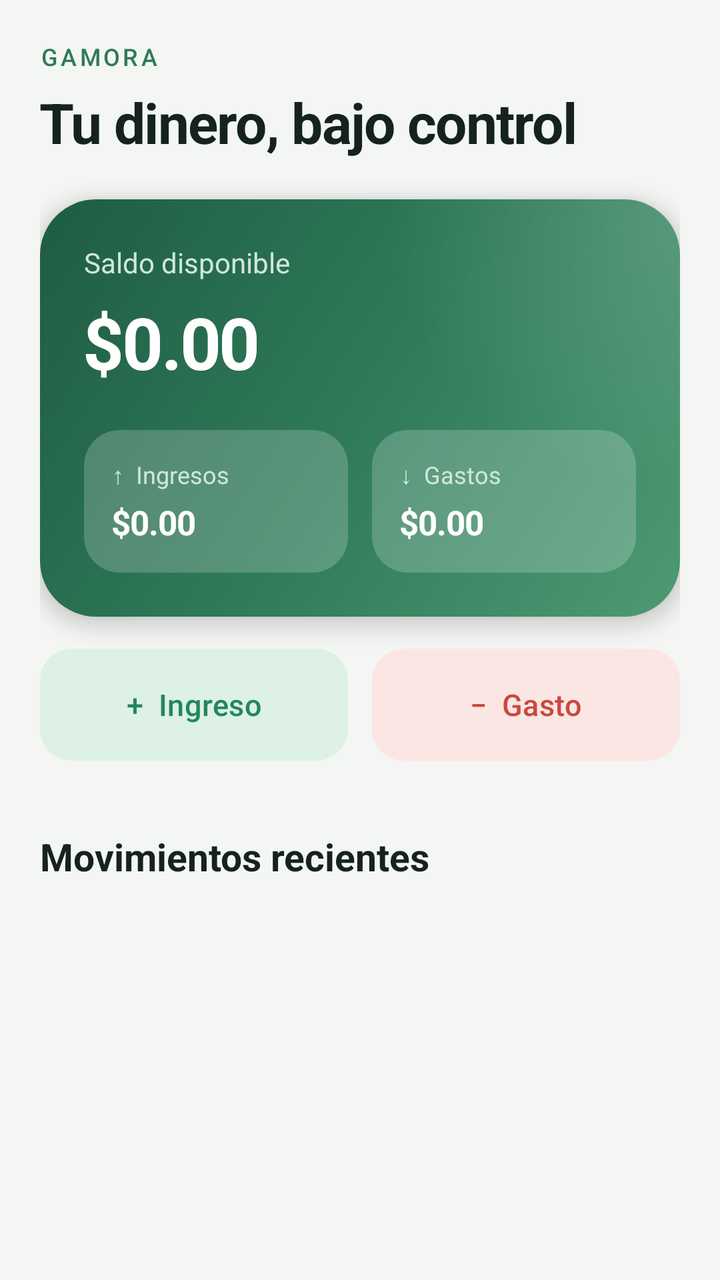
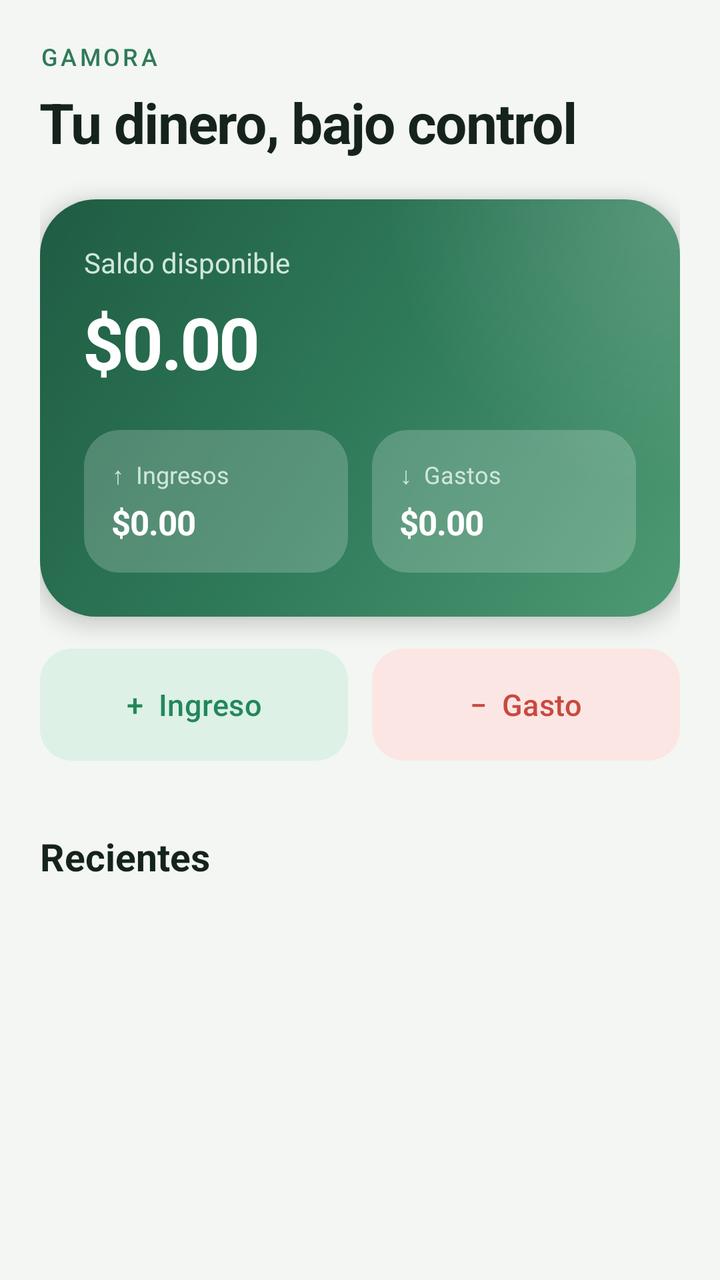

The first picture is an Android layout as it rendered before a commit; the second is the same layout after the commit. The layout source and the unified diff follow.
<!-- AndroidManifest.xml: application theme Theme.Gamora -->
<!-- res/layout/fragment_dashboard.xml -->
<?xml version="1.0" encoding="utf-8"?>
<ScrollView xmlns:android="http://schemas.android.com/apk/res/android"
    xmlns:app="http://schemas.android.com/apk/res-auto"
    android:layout_width="match_parent"
    android:layout_height="match_parent"
    android:background="@color/gamora_background"
    android:clipToPadding="false"
    android:fillViewport="true">

    <LinearLayout
        android:layout_width="match_parent"
        android:layout_height="wrap_content"
        android:orientation="vertical"
        android:paddingStart="20dp"
        android:paddingTop="20dp"
        android:paddingEnd="20dp"
        android:paddingBottom="96dp">

        
        <TextView
            android:layout_width="wrap_content"
            android:layout_height="wrap_content"
            android:text="Gamora"
            android:textAppearance="@style/TextAppearance.Gamora.Overline" />

        <TextView
            android:layout_width="match_parent"
            android:layout_height="wrap_content"
            android:layout_marginTop="6dp"
            android:text="Tu dinero, bajo control"
            android:textAppearance="@style/TextAppearance.Gamora.Headline" />

        
        <LinearLayout
            style="@style/Gamora.Hero"
            android:layout_width="match_parent"
            android:layout_height="wrap_content"
            android:layout_marginTop="20dp"
            android:orientation="vertical">

            <TextView
                android:layout_width="wrap_content"
                android:layout_height="wrap_content"
                android:text="Saldo disponible"
                android:textColor="@color/gamora_on_hero_secondary"
                android:textSize="14sp" />

            <TextView
                android:id="@+id/tvBalance"
                android:layout_width="match_parent"
                android:layout_height="wrap_content"
                android:layout_marginTop="6dp"
                android:text="$0.00"
                android:textAppearance="@style/TextAppearance.Gamora.Amount" />

            <LinearLayout
                android:layout_width="match_parent"
                android:layout_height="wrap_content"
                android:layout_marginTop="20dp"
                android:orientation="horizontal">

                <LinearLayout
                    android:layout_width="0dp"
                    android:layout_height="wrap_content"
                    android:layout_marginEnd="6dp"
                    android:layout_weight="1"
                    android:background="@drawable/bg_dashboard_expense"
                    android:orientation="vertical"
                    android:padding="14dp">

                    <TextView
                        android:layout_width="wrap_content"
                        android:layout_height="wrap_content"
                        android:text="↑  Ingresos"
                        android:textColor="@color/gamora_on_hero_secondary"
                        android:textSize="12sp" />

                    <TextView
                        android:id="@+id/tvIncome"
                        android:layout_width="match_parent"
                        android:layout_height="wrap_content"
                        android:layout_marginTop="4dp"
                        android:maxLines="1"
                        android:text="$0.00"
                        android:textAppearance="@style/TextAppearance.Gamora.AmountSmall"
                        android:textColor="@color/gamora_on_hero"
                        android:textSize="17sp" />
                </LinearLayout>

                <LinearLayout
                    android:layout_width="0dp"
                    android:layout_height="wrap_content"
                    android:layout_marginStart="6dp"
                    android:layout_weight="1"
                    android:background="@drawable/bg_dashboard_expense"
                    android:orientation="vertical"
                    android:padding="14dp">

                    <TextView
                        android:layout_width="wrap_content"
                        android:layout_height="wrap_content"
                        android:text="↓  Gastos"
                        android:textColor="@color/gamora_on_hero_secondary"
                        android:textSize="12sp" />

                    <TextView
                        android:id="@+id/tvExpenses"
                        android:layout_width="match_parent"
                        android:layout_height="wrap_content"
                        android:layout_marginTop="4dp"
                        android:maxLines="1"
                        android:text="$0.00"
                        android:textAppearance="@style/TextAppearance.Gamora.AmountSmall"
                        android:textColor="@color/gamora_on_hero"
                        android:textSize="17sp" />
                </LinearLayout>
            </LinearLayout>
        </LinearLayout>

        
        <LinearLayout
            android:layout_width="match_parent"
            android:layout_height="wrap_content"
            android:layout_marginTop="16dp"
            android:orientation="horizontal">

            <com.google.android.material.button.MaterialButton
                android:id="@+id/btnAddIncome"
                android:layout_width="0dp"
                android:layout_height="wrap_content"
                android:layout_marginEnd="6dp"
                android:layout_weight="1"
                android:text="+  Ingreso"
                android:textColor="@color/gamora_income"
                app:backgroundTint="@color/gamora_income_container" />

            <com.google.android.material.button.MaterialButton
                android:id="@+id/btnAddExpense"
                android:layout_width="0dp"
                android:layout_height="wrap_content"
                android:layout_marginStart="6dp"
                android:layout_weight="1"
                android:text="−  Gasto"
                android:textColor="@color/gamora_expense"
                app:backgroundTint="@color/gamora_expense_container" />
        </LinearLayout>

        
        <LinearLayout
            android:layout_width="match_parent"
            android:layout_height="wrap_content"
            android:layout_marginTop="28dp"
            android:gravity="center_vertical"
            android:orientation="horizontal">

            <TextView
                android:layout_width="0dp"
                android:layout_height="wrap_content"
                android:layout_weight="1"
                android:text="Movimientos recientes"
                android:textAppearance="@style/TextAppearance.Gamora.Title" />

            <Spinner
                android:id="@+id/spinnerCategoria"
                android:layout_width="wrap_content"
                android:layout_height="40dp"
                android:background="@drawable/bg_dashboard_action"
                android:contentDescription="Filtrar por categoría"
                android:paddingStart="12dp"
                android:paddingEnd="12dp" />
        </LinearLayout>

        <LinearLayout
            android:id="@+id/transactionsContainer"
            android:layout_width="match_parent"
            android:layout_height="wrap_content"
            android:layout_marginTop="14dp"
            android:orientation="vertical" />

    </LinearLayout>
</ScrollView>
<!-- resources referenced by this layout -->
<resources>
  <color name="gamora_background">#F3F6F3</color>
  <color name="gamora_expense">#C9493F</color>
  <color name="gamora_expense_container">#FBE6E3</color>
  <color name="gamora_income">#23875B</color>
  <color name="gamora_income_container">#DDF1E6</color>
  <color name="gamora_on_hero">#FFFFFF</color>
  <color name="gamora_on_hero_secondary">#CFE7DA</color>
  <!-- drawable bg_dashboard_action (drawable) -->
  <?xml version="1.0" encoding="utf-8"?>
  <shape xmlns:android="http://schemas.android.com/apk/res/android">
      <solid android:color="@color/gamora_surface" />
      <stroke
          android:width="1dp"
          android:color="@color/gamora_border" />
      <corners android:radius="16dp" />
  </shape>
  <!-- drawable bg_dashboard_expense (drawable) -->
  <?xml version="1.0" encoding="utf-8"?>
  <shape xmlns:android="http://schemas.android.com/apk/res/android">
      <solid android:color="@color/gamora_hero_chip" />
      <corners android:radius="18dp" />
  </shape>
  <style name="Gamora.Hero" parent="">
          <item name="android:background">@drawable/bg_dashboard_balance</item>
          <item name="android:padding">22dp</item>
          <item name="android:elevation">6dp</item>
      </style>
  <style name="TextAppearance.Gamora.Amount" parent="TextAppearance.Material3.DisplaySmall">
          <item name="android:textSize">36sp</item>
          <item name="android:fontFamily">sans-serif</item>
          <item name="android:textStyle">bold</item>
          <item name="android:letterSpacing">-0.03</item>
          <item name="android:textColor">@color/gamora_on_hero</item>
      </style>
  <style name="TextAppearance.Gamora.AmountSmall" parent="TextAppearance.Material3.TitleLarge">
          <item name="android:textSize">20sp</item>
          <item name="android:fontFamily">sans-serif</item>
          <item name="android:textStyle">bold</item>
          <item name="android:letterSpacing">-0.02</item>
      </style>
  <style name="TextAppearance.Gamora.Title" parent="TextAppearance.Material3.TitleLarge">
          <item name="android:textSize">19sp</item>
          <item name="android:fontFamily">sans-serif-medium</item>
          <item name="android:textStyle">bold</item>
          <item name="android:textColor">@color/gamora_text_primary</item>
      </style>
  <style name="Theme.Gamora" parent="Base.Theme.Gamora" />
  <color name="gamora_surface">#FFFFFF</color>
  <color name="gamora_border">#E1E8E3</color>
  <color name="gamora_hero_chip">#33FFFFFF</color>
  <color name="gamora_text_primary">#15231C</color>
  <color name="gamora_accent">#2F7A59</color>
  <color name="gamora_hero_start">#1F5C43</color>
  <color name="gamora_hero_center">#2F7A59</color>
  <color name="gamora_hero_end">#4E9A74</color>
  <color name="gamora_on_accent">#FFFFFF</color>
  <color name="gamora_accent_light">#DDEFE5</color>
  <color name="gamora_surface_variant">#EAF0EB</color>
  <color name="gamora_text_secondary">#5F6F66</color>
  <style name="ShapeAppearance.Gamora.Small" parent="ShapeAppearance.Material3.SmallComponent">
          <item name="cornerSize">14dp</item>
      </style>
  <style name="ShapeAppearance.Gamora.Medium" parent="ShapeAppearance.Material3.MediumComponent">
          <item name="cornerSize">20dp</item>
      </style>
  <style name="ShapeAppearance.Gamora.Large" parent="ShapeAppearance.Material3.LargeComponent">
          <item name="cornerSize">28dp</item>
      </style>
  <style name="Widget.Gamora.Button.Text" parent="Widget.Material3.Button.TextButton">
          <item name="android:textAllCaps">false</item>
          <item name="android:fontFamily">sans-serif-medium</item>
          <item name="android:textColor">@color/gamora_accent</item>
      </style>
  <!-- unchanged entries left out for length: 9 -->
</resources>

<!-- the commit's change to res/layout/fragment_dashboard.xml (unified diff, before → after) -->
@@ -157,7 +157,10 @@
                 android:layout_width="0dp"
                 android:layout_height="wrap_content"
                 android:layout_weight="1"
-                android:text="Movimientos recientes"
+                android:layout_marginEnd="12dp"
+                android:maxLines="1"
+                android:ellipsize="end"
+                android:text="Recientes"
                 android:textAppearance="@style/TextAppearance.Gamora.Title" />
 
             <Spinner
